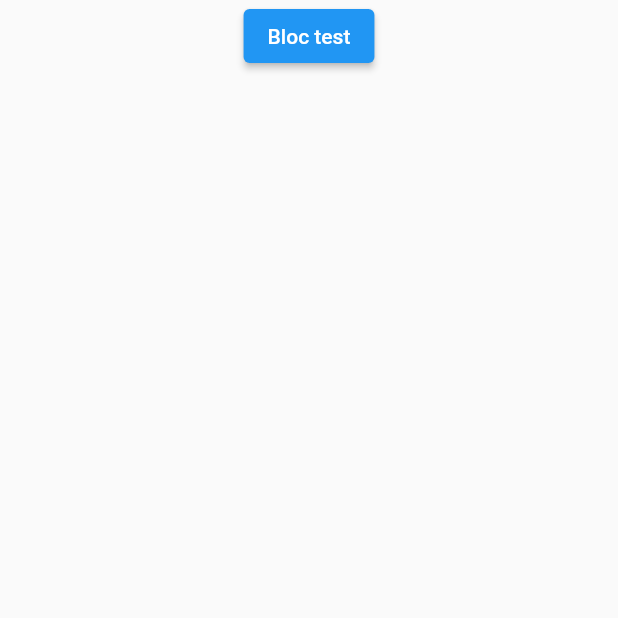
After one commit to hewa-jalal/image_label, a Flutter app: the screen it shows after launch, on a phone screen of 412 x 824 dp, the top half of it. The commit adds this screen. Run offline on Flutter 3.47's test engine with Material 2 defaults, Android fonts, the phone set to English and light mode, and no system bars; our stand-ins replace bloc, equatable, flutter_bloc; missing offline and left inert: firebase_ml_vision, photo_manager; accounts and stored records are empty.

Commit message:
labeled image with text

```diff
--- a/lib/bloc/imagelabel_bloc.dart
+++ b/lib/bloc/imagelabel_bloc.dart
@@ -1,4 +1,5 @@
 import 'dart:async';
+import 'dart:io';
 import 'dart:typed_data';
 
 import 'package:bloc/bloc.dart';
@@ -21,6 +22,9 @@ class ImageLabelBloc extends Bloc<ImageLabelEvent, ImageLabelState> {
     if (event is LoadGallery) {
       final List<Uint8List> list = await _imageLabelRepository.fetchNewMedia();
       yield (GalleryLoaded(list));
+    } else if (event is LabelImage) {
+      final String text = await _imageLabelRepository.labelImage();
+      yield (ImageLabeled(text));
     }
   }
 }
--- a/lib/bloc/imagelabel_event.dart
+++ b/lib/bloc/imagelabel_event.dart
@@ -7,3 +7,8 @@ class LoadGallery extends ImageLabelEvent {
   @override
   List<Object> get props => [];
 }
+
+class LabelImage extends ImageLabelEvent {
+  @override
+  List<Object> get props => [];
+}
--- a/lib/bloc/imagelabel_state.dart
+++ b/lib/bloc/imagelabel_state.dart
@@ -13,5 +13,13 @@ class GalleryLoaded extends ImageLabelState {
 
   GalleryLoaded(this.thumbDataList);
   @override
-  List<Object> get props => [];
+  List<Object> get props => [thumbDataList];
 }
+
+class ImageLabeled extends ImageLabelState {
+  final String files;
+
+  ImageLabeled(this.files);
+  @override
+  List<Object> get props => [files];
+}
--- a/lib/models/photo_label.dart
+++ b/lib/models/photo_label.dart
@@ -4,8 +4,8 @@ import 'package:photo_manager/photo_manager.dart';
 
 class PhotoLabel {
   final String label;
-  final AssetEntity assetEntity;
+  // final AssetEntity assetEntity;
   final File photoFile;
 
-  PhotoLabel(this.label, this.assetEntity, this.photoFile);
+  PhotoLabel(this.label, this.photoFile);
 }
--- /dev/null
+++ b/lib/pages/home_page.dart
@@ -0,0 +1,75 @@
+import 'package:flutter/material.dart';
+import 'package:flutter_bloc/flutter_bloc.dart';
+import 'package:image_label/bloc/imagelabel_bloc.dart';
+
+class HomePage extends StatefulWidget {
+  @override
+  _HomePageState createState() => _HomePageState();
+}
+
+class _HomePageState extends State<HomePage> {
+  bool imageLoaded = false;
+  var displayFile;
+
+  var text = '';
+
+  // File matchLabelToText() {
+  //   for (var labelImage in _photoLabelsList) {
+  //     var splitLabel = labelImage.label.split(' ');
+  //     if (splitLabel.contains('Chair')) {
+  //       return labelImage.photoFile;
+  //     }
+  //   }
+  //   return File(null);
+  // }
+
+  @override
+  Widget build(BuildContext context) {
+    final bloc = BlocProvider.of<ImageLabelBloc>(context);
+    return SafeArea(
+      child: Scaffold(
+        body: Column(
+          children: <Widget>[
+            ElevatedButton(
+              onPressed: () => bloc.add(LoadGallery()),
+              child: Text('Bloc test'),
+            ),
+            SizedBox(height: 20),
+            BlocBuilder<ImageLabelBloc, ImageLabelState>(
+              builder: (context, state) {
+                if (state is GalleryLoaded) {
+                  return Expanded(
+                    child: Column(
+                      children: <Widget>[
+                        ElevatedButton(
+                          onPressed: () => bloc.add(LabelImage()),
+                          child: Text('Label the images'),
+                        ),
+                        Expanded(
+                          child: GridView.builder(
+                              itemCount: state.thumbDataList.length,
+                              gridDelegate:
+                                  SliverGridDelegateWithFixedCrossAxisCount(
+                                crossAxisCount: 3,
+                              ),
+                              itemBuilder: (context, index) {
+                                return Image.memory(
+                                  state.thumbDataList[index],
+                                  fit: BoxFit.cover,
+                                );
+                              }),
+                        ),
+                      ],
+                    ),
+                  );
+                }
+                return Container(color: Colors.red);
+              },
+            ),
+            SizedBox(height: 20),
+          ],
+        ),
+      ),
+    );
+  }
+}
```
Also changed, not shown: lib/main.dart (+2 -189 lines), lib/repository/image_label_repository.dart (+26 -0 lines).
